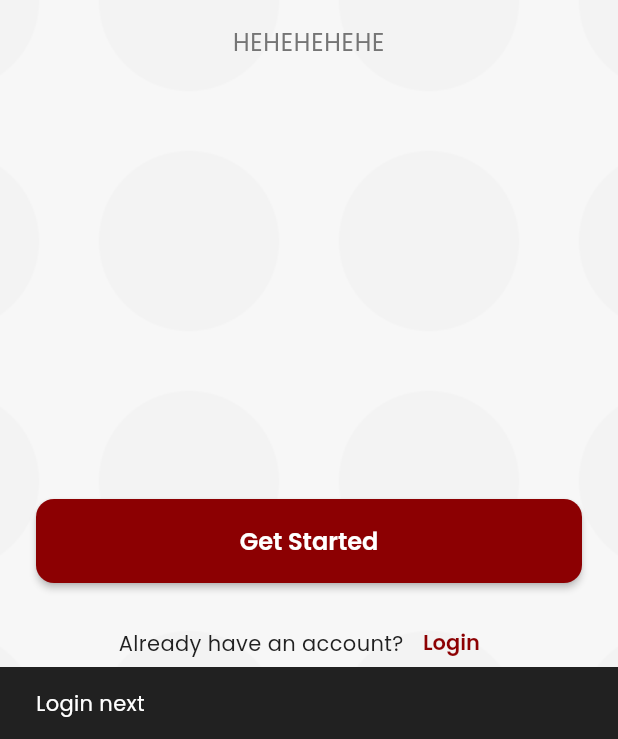
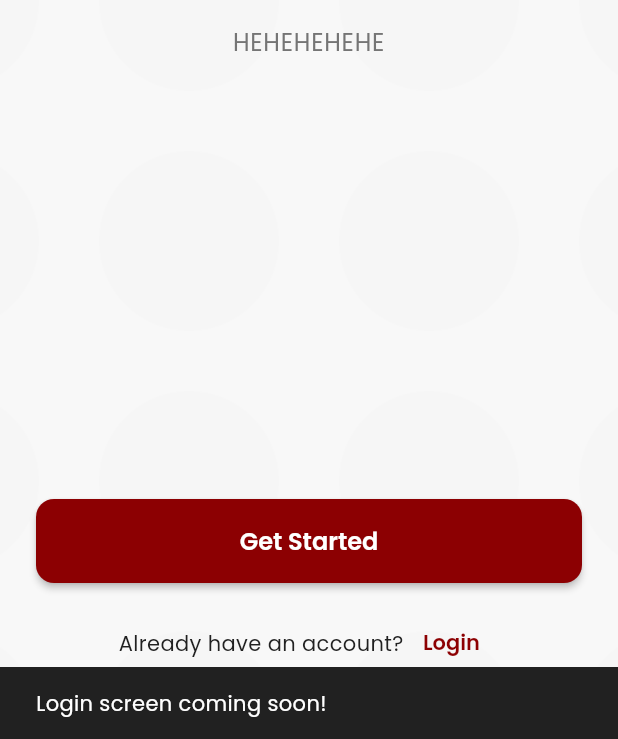
Before and after one commit to FickDuu/MUSIKITA, a Flutter app: the screen it shows after launch, after a tap on "Login", on a phone screen of 412 x 824 dp, the part 497-1236 px from its top. Run offline on Flutter 3.47's test engine with Material 3 defaults, Android fonts, the light colour scheme and no system bars; our stand-ins replace firebase_core, go_router, google_fonts; accounts and stored records are empty.

Commit message:
Add portrait lock and dot pattern background widget

```diff
--- /dev/null
+++ b/lib/core/widgets/app_background.dart
@@ -0,0 +1,41 @@
+import 'package:flutter/material.dart';
+import '../constants/app_assets.dart';
+import '../constants/app_colors.dart';
+
+//reusable background widget
+class AppBackground extends StatelessWidget{
+  final Widget child;
+  final Color? backgroundColor;
+  final double patternOpacity;
+
+  const AppBackground({
+    super.key,
+    required this.child,
+    this.backgroundColor,
+    this.patternOpacity = 0.05,
+  });
+
+  @override
+  Widget build(BuildContext context) {
+    return Container(
+      color: backgroundColor ?? AppColors.background,
+      child: Stack(
+        children: [
+          //Dot pattern
+          Positioned.fill(
+            child: Opacity(
+              opacity: patternOpacity,
+              child: Image.asset(
+                AppAssets.dotPattern,
+                repeat: ImageRepeat.repeat,
+                fit: BoxFit.none,
+              ),
+            ),
+          ),
+
+          child,
+        ],
+      ),
+    );
+  }
+}
--- a/lib/main.dart
+++ b/lib/main.dart
@@ -1,4 +1,5 @@
 import 'package:flutter/material.dart';
+import 'package:flutter/services.dart';
 import 'package:firebase_core/firebase_core.dart';
 import 'package:go_router/go_router.dart';
 import 'firebase_options.dart';
@@ -7,9 +8,17 @@ import 'core/constants/app_strings.dart';
 import 'presentation/splash/splash_screen.dart';
 import 'presentation/welcome/welcome_screen.dart';
 
-void main() async{
+void main() async {
+  // Ensure Flutter bindings are initialized
   WidgetsFlutterBinding.ensureInitialized();
 
+  // Lock orientation to portrait mode
+  await SystemChrome.setPreferredOrientations([
+    DeviceOrientation.portraitUp,
+    DeviceOrientation.portraitDown,
+  ]);
+
+  // Initialize Firebase
   await Firebase.initializeApp(
     options: DefaultFirebaseOptions.currentPlatform,
   );
@@ -31,14 +40,26 @@ class MyApp extends StatelessWidget {
   }
 }
 
+/// App routing configuration using go_router
 final GoRouter _router = GoRouter(
   initialLocation: '/',
   routes: [
-    GoRoute(path: '/',
+    GoRoute(
+      path: '/',
       builder: (context, state) => const SplashScreen(),
     ),
-    GoRoute(path: '/welcome',
+    GoRoute(
+      path: '/welcome',
       builder: (context, state) => const WelcomeScreen(),
     ),
+    // TODO: Add more routes as we build them
+    // GoRoute(
+    //   path: '/register',
+    //   builder: (context, state) => const RegisterScreen(),
+    // ),
+    // GoRoute(
+    //   path: '/login',
+    //   builder: (context, state) => const LoginScreen(),
+    // ),
   ],
 );
--- a/lib/presentation/welcome/welcome_screen.dart
+++ b/lib/presentation/welcome/welcome_screen.dart
@@ -1,43 +1,32 @@
 import 'package:flutter/material.dart';
-//import 'package:go_router/go_router.dart';
+import 'package:go_router/go_router.dart';
 import '../../core/constants/app_assets.dart';
 import '../../core/constants/app_colors.dart';
 import '../../core/constants/app_strings.dart';
+import '../../core/widgets/app_background.dart';
 
-class WelcomeScreen extends StatelessWidget{
+/// Welcome screen with tiled logo background
+/// Entry point after splash screen
+class WelcomeScreen extends StatelessWidget {
   const WelcomeScreen({super.key});
 
   @override
-  Widget build(BuildContext context){
+  Widget build(BuildContext context) {
     return Scaffold(
-      body: Stack(
-        children: [
-          //tiled bg
-          Positioned.fill(
-            child: Opacity(
-              opacity: 0.1,
-              child: Image.asset(
-                AppAssets.dotPattern,
-                repeat: ImageRepeat.repeat,
-                fit: BoxFit.none,
-              ),
-            ),
-          ),
-
-          //Content
-          SafeArea(
+      body: AppBackground(
+        child: SafeArea(
           child: Padding(
             padding: const EdgeInsets.all(24.0),
             child: Column(
               mainAxisAlignment: MainAxisAlignment.spaceBetween,
               children: [
-                  //top
+                // Top spacing
                 const Spacer(flex: 2),
 
-                  //logo and text
+                // Logo and text content
                 Column(
                   children: [
-                      //logo
+                    // Main logo
                     Image.asset(
                       AppAssets.logo,
                       width: MediaQuery.of(context).size.width * 0.6,
@@ -45,7 +34,7 @@ class WelcomeScreen extends StatelessWidget{
                     ),
                     const SizedBox(height: 32),
 
-                      //Title
+                    // Title
                     Text(
                       AppStrings.welcomeTitle,
                       style: Theme.of(context).textTheme.displaySmall?.copyWith(
@@ -56,7 +45,7 @@ class WelcomeScreen extends StatelessWidget{
                     ),
                     const SizedBox(height: 16),
 
-                      //Subtitle
+                    // Subtitle
                     Text(
                       AppStrings.welcomeSubtitle,
                       style: Theme.of(context).textTheme.bodyLarge?.copyWith(
@@ -67,20 +56,21 @@ class WelcomeScreen extends StatelessWidget{
                   ],
                 ),
 
-                  const Spacer (flex: 3),
+                const Spacer(flex: 3),
 
-                  //Buttons
+                // Buttons
                 Column(
                   children: [
-                      //Get Started
+                    // Get Started button
                     SizedBox(
                       width: double.infinity,
                       child: ElevatedButton(
                         onPressed: () {
-                            //context.go('/register');
+                          // TODO: Navigate to register screen
+                          // context.go('/register');
                           ScaffoldMessenger.of(context).showSnackBar(
                             const SnackBar(
-                                content: Text ('Register screen'),
+                              content: Text('Register screen coming soon!'),
                             ),
                           );
                         },
@@ -89,7 +79,7 @@ class WelcomeScreen extends StatelessWidget{
                     ),
                     const SizedBox(height: 16),
 
-                      //Login Text
+                    // Login text
                     Row(
                       mainAxisAlignment: MainAxisAlignment.center,
                       children: [
@@ -98,11 +88,12 @@ class WelcomeScreen extends StatelessWidget{
                           style: Theme.of(context).textTheme.bodyMedium,
                         ),
                         TextButton(
-                            onPressed: (){
-                              //context.go('/login');
+                          onPressed: () {
+                            // TODO: Navigate to login screen
+                            // context.go('/login');
                             ScaffoldMessenger.of(context).showSnackBar(
                               const SnackBar(
-                                    content: Text('Login next'),
+                                content: Text('Login screen coming soon!'),
                               ),
                             );
                           },
@@ -118,7 +109,6 @@ class WelcomeScreen extends StatelessWidget{
             ),
           ),
         ),
-        ],
       ),
     );
   }
```
Lines whose indentation alone changed are shown as unchanged.
